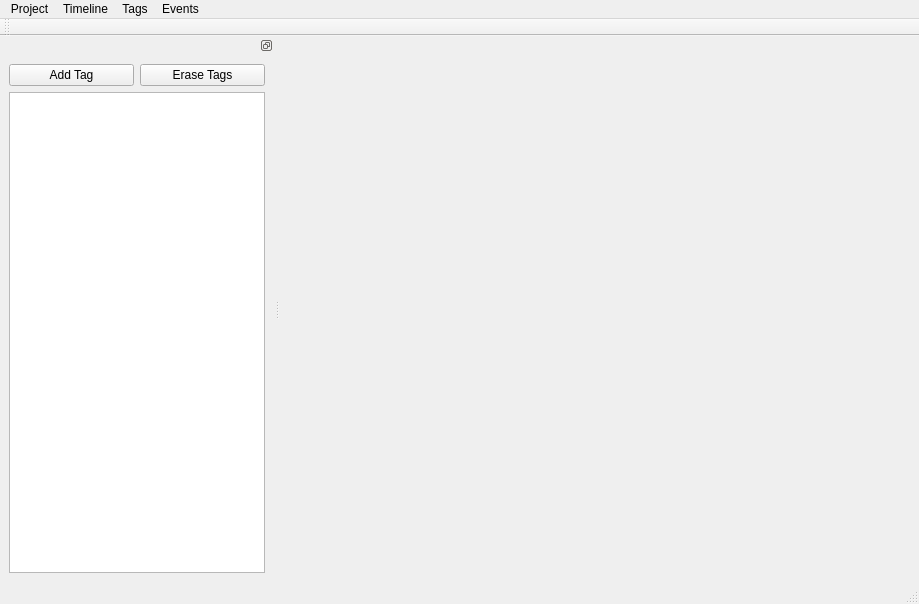
Above: TimelineArchitect/mainwindow.ui from GrzegorzDomaradzki/TimelineArchitect before the change. Below: the same form after it.
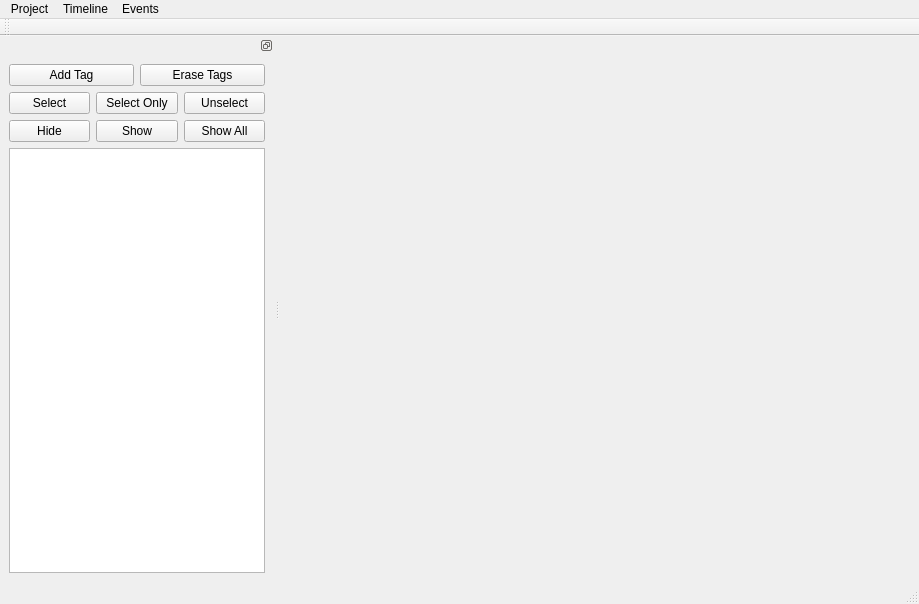
That is the form after the change.

```diff
--- a/TimelineArchitect/mainwindow.ui
+++ b/TimelineArchitect/mainwindow.ui
@@ -50,13 +50,12 @@
      <string>Timeline</string>
     </property>
     <addaction name="actionAdd_timeline"/>
-   </widget>
-   <widget class="QMenu" name="menuTags">
-    <property name="title">
-     <string>Tags</string>
-    </property>
-    <addaction name="actionAdd_Tag"/>
-    <addaction name="actionShow_Tags"/>
+    <addaction name="separator"/>
+    <addaction name="actionChange_resolution"/>
+    <addaction name="actionChange_color"/>
+    <addaction name="separator"/>
+    <addaction name="actionCut_right"/>
+    <addaction name="actionCut_left"/>
    </widget>
    <widget class="QMenu" name="menuEvents">
     <property name="title">
@@ -67,7 +66,6 @@
    </widget>
    <addaction name="menuProject"/>
    <addaction name="menuTimeline"/>
-   <addaction name="menuTags"/>
    <addaction name="menuEvents"/>
   </widget>
   <widget class="QStatusBar" name="statusbar"/>
@@ -79,9 +77,9 @@
     <number>1</number>
    </attribute>
    <widget class="QWidget" name="dockWidgetContents_4">
-    <layout class="QVBoxLayout" name="verticalLayout_3">
+    <layout class="QVBoxLayout" name="verticalLayout_5">
      <item>
-      <layout class="QHBoxLayout" name="horizontalLayout_2">
+      <layout class="QVBoxLayout" name="verticalLayout_3">
        <item>
         <layout class="QVBoxLayout" name="verticalLayout_2">
          <item>
@@ -107,10 +105,60 @@
           </layout>
          </item>
          <item>
-          <widget class="QListView" name="TagList"/>
+          <layout class="QHBoxLayout" name="horizontalLayout_2">
+           <item>
+            <widget class="QPushButton" name="SelectButton">
+             <property name="text">
+              <string>Select</string>
+             </property>
+            </widget>
+           </item>
+           <item>
+            <widget class="QPushButton" name="SelectOnlyButton">
+             <property name="text">
+              <string>Select Only</string>
+             </property>
+            </widget>
+           </item>
+           <item>
+            <widget class="QPushButton" name="UnselectButton">
+             <property name="text">
+              <string>Unselect</string>
+             </property>
+            </widget>
+           </item>
+          </layout>
+         </item>
+         <item>
+          <layout class="QHBoxLayout" name="horizontalLayout_3">
+           <item>
+            <widget class="QPushButton" name="HideButton">
+             <property name="text">
+              <string>Hide</string>
+             </property>
+            </widget>
+           </item>
+           <item>
+            <widget class="QPushButton" name="ShowButton">
+             <property name="text">
+              <string>Show</string>
+             </property>
+            </widget>
+           </item>
+           <item>
+            <widget class="QPushButton" name="ShowAllButton">
+             <property name="text">
+              <string>Show All</string>
+             </property>
+            </widget>
+           </item>
+          </layout>
          </item>
         </layout>
        </item>
+       <item>
+        <widget class="QListView" name="TagList"/>
+       </item>
       </layout>
      </item>
     </layout>
```
Left out of the diff: 38 changed lines with no effect on the pictures.
